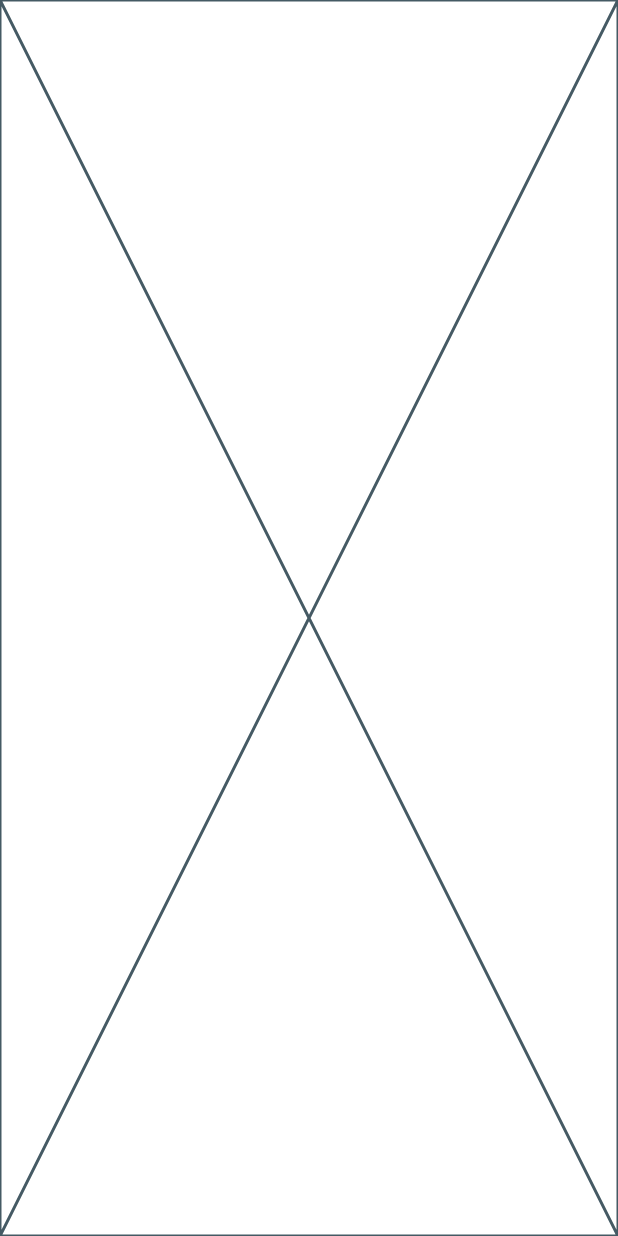
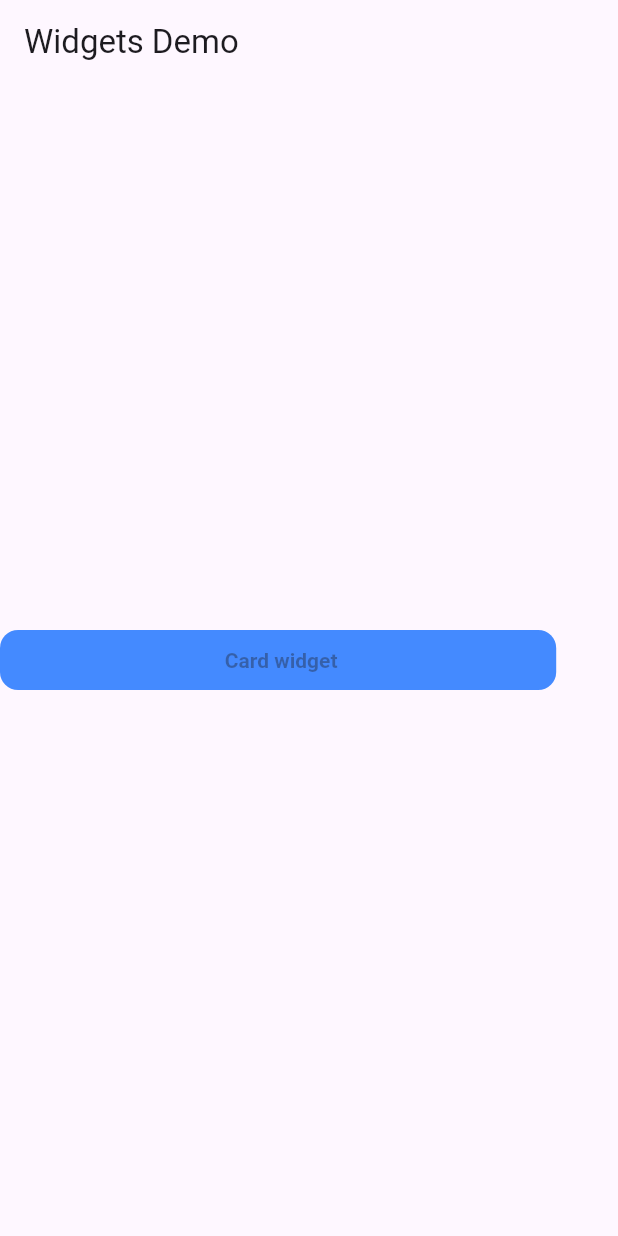
Before and after one commit to rendondeveloper/WidgetsUi, a Flutter app: the screen it shows after launch, on a phone screen of 412 x 824 dp. Run offline on Flutter 3.47's test engine with Material 3 defaults, Android fonts, the phone set to English and light mode, and no system bars.

Commit message:
add changes

```diff
--- /dev/null
+++ b/lib/widget/buttons/widget_button_icon.dart
@@ -0,0 +1,52 @@
+import 'package:flutter/material.dart';
+
+class WidgetButtonIcon extends StatefulWidget {
+  final double? width;
+  final Color? backgroundColor;
+  final Icon? icon;
+  final VoidCallback? onPressed;
+  final Text? text;
+  final bool? enableButton;
+
+  const WidgetButtonIcon(
+      {Key? key,
+      this.text,
+      this.width,
+      this.backgroundColor,
+      this.icon,
+      this.enableButton = true,
+      this.onPressed})
+      : super(key: key);
+
+  @override
+  State createState() {
+    return _WidgetButtonIcon();
+  }
+}
+
+class _WidgetButtonIcon extends State<WidgetButtonIcon> {
+  @override
+  Widget build(BuildContext context) {
+    final background = widget.backgroundColor == null
+        ? Theme.of(context).iconButtonTheme.style?.backgroundColor
+        : MaterialStateProperty.resolveWith<Color?>(
+            (Set<MaterialState> states) {
+            return widget.backgroundColor;
+          });
+
+    final button = SizedBox(
+      width: widget.width ?? MediaQuery.of(context).size.width * .90,
+      child: TextButton.icon(
+        style: ButtonStyle(
+          enableFeedback: widget.enableButton,
+          backgroundColor: background,
+        ),
+        onPressed:
+            widget.enableButton == false ? widget.onPressed ?? () {} : null,
+        icon: widget.icon ?? const SizedBox(),
+        label: widget.text ?? const SizedBox(),
+      ),
+    );
+    return button;
+  }
+}
--- /dev/null
+++ b/lib/widget/card_widget/card_page.dart
@@ -0,0 +1,22 @@
+import 'package:flutter/material.dart';
+import 'package:flutter/widgets.dart';
+import 'package:widgets_ui/widget/card_widget/card_widget.dart';
+
+class CardPage extends StatelessWidget {
+  const CardPage({super.key});
+
+  @override
+  Widget build(BuildContext context) {
+    return Scaffold(
+      appBar: AppBar(
+        title: const Text("Card Widget"),
+      ),
+      body: Column(
+        children: [
+          Text("Card with animation "),
+          CardWidget(onTap: () {}, child: Text("Card"))
+        ],
+      ),
+    );
+  }
+}
--- /dev/null
+++ b/lib/widget/demo_page.dart
@@ -0,0 +1,34 @@
+import 'package:flutter/material.dart';
+import 'package:flutter/widgets.dart';
+import 'package:widgets_ui/widget/buttons/widget_button_icon.dart';
+import 'package:widgets_ui/widget/card_widget/card_page.dart';
+
+class DemoPage extends StatefulWidget {
+  const DemoPage({super.key});
+
+  @override
+  State<DemoPage> createState() => _DemoPageState();
+}
+
+class _DemoPageState extends State<DemoPage> {
+  @override
+  Widget build(BuildContext context) {
+    return Scaffold(
+      appBar: AppBar(
+        title: const Text("Widgets Demo"),
+      ),
+      body: Column(
+        mainAxisAlignment: MainAxisAlignment.center,
+        crossAxisAlignment: CrossAxisAlignment.center,
+        children: [
+          WidgetButtonIcon(
+            text: const Text("Card widget"),
+            onPressed: () {
+              MaterialPageRoute(builder: (BuildContext context) { return const CardPage(); });
+            },
+          )
+        ],
+      ),
+    );
+  }
+}
```
Also changed, not shown: lib/main.dart (+28 -10 lines), lib/widget/buttons/button_navigation_widget.dart (deleted, +0 -46 lines), lib/widget/card_widget/card_widget.dart (+11 -8 lines), 1 other file.
